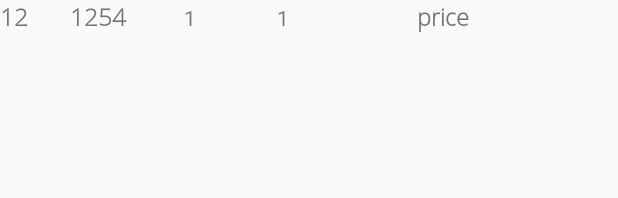
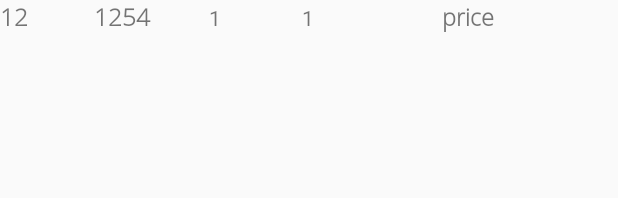
Before and after one commit to haseebmogral/KotSystem, an Android app: the layout bill_items_adapter.xml on its own in the app's theme, with its tools: preview values and no code run, on a phone screen of 412 x 824 dp. Shown: the top 198 px of the screen. Run offline under Robolectric (Android 15) with nearby library versions, the phone set to English and light mode, and no system bars.

Commit message:
Merge branch 'master' of https://github.com/haseebmogral/KotSystem
# Conflicts:
#	.idea/caches/build_file_checksums.ser

```diff
--- a/app/src/main/java/kot/amits/com/kotsystem/activity/Order_screen.java
+++ b/app/src/main/java/kot/amits/com/kotsystem/activity/Order_screen.java
@@ -149,7 +149,6 @@ public class Order_screen extends AppCompatActivity implements View.OnClickListe
 
 
     public void load_cart_items() {
-        adapter=null;
 
         albumList = new ArrayList<>();
         adapter = new AlbumsAdapter1(this, albumList, total_textview);
--- a/app/src/main/res/layout/bill_items_adapter.xml
+++ b/app/src/main/res/layout/bill_items_adapter.xml
@@ -19,7 +19,7 @@
                 android:id="@+id/slno"
                 android:layout_width="0dp"
                 android:layout_height="wrap_content"
-                android:layout_weight="0.3"
+                android:layout_weight="0.5"
                 android:fontFamily="@font/open_sans_light"
                 android:maxLines="1"
                 android:gravity="start"
```
Also changed, not shown: app/src/main/java/kot/amits/com/kotsystem/items_adapter/item_adapter.java (+33 -2 lines).
